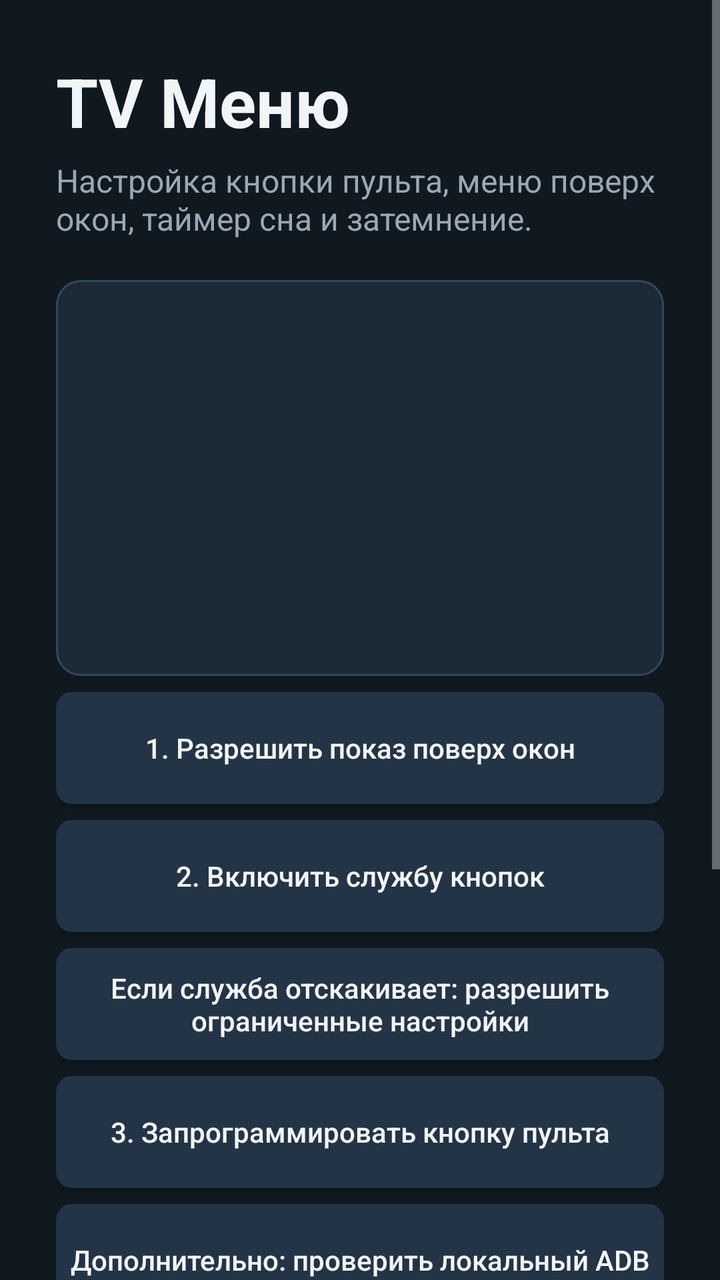
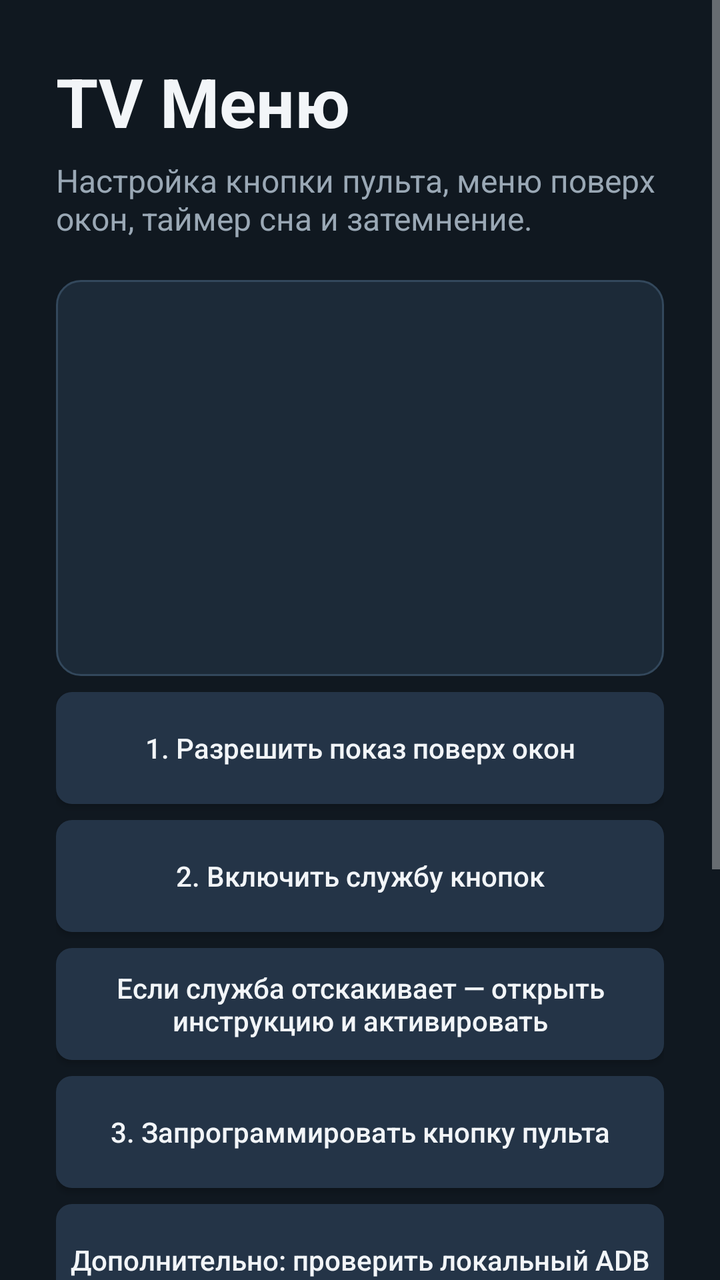

Before-and-after screenshots of an Android layout around one commit, followed by the original layout XML and the change that was made.
<!-- AndroidManifest.xml: application theme Theme.TvQuickMenu -->
<!-- res/layout/activity_main.xml -->
<?xml version="1.0" encoding="utf-8"?>

<ScrollView xmlns:android="http://schemas.android.com/apk/res/android"
    android:layout_width="match_parent"
    android:layout_height="match_parent"
    android:background="@color/bg"
    android:fillViewport="true">

    <LinearLayout
        android:layout_width="match_parent"
        android:layout_height="wrap_content"
        android:orientation="vertical"
        android:padding="28dp">

        <TextView
            android:layout_width="match_parent"
            android:layout_height="wrap_content"
            android:text="TV Меню"
            android:textColor="@color/text"
            android:textSize="34sp"
            android:textStyle="bold" />

        <TextView
            android:layout_width="match_parent"
            android:layout_height="wrap_content"
            android:layout_marginTop="6dp"
            android:text="Настройка кнопки пульта, меню поверх окон, таймер сна и затемнение."
            android:textColor="@color/muted"
            android:textSize="16sp" />

        <LinearLayout
            android:layout_width="match_parent"
            android:layout_height="wrap_content"
            android:layout_marginTop="20dp"
            android:background="@drawable/bg_panel"
            android:orientation="vertical"
            android:padding="16dp">

            <TextView
                android:id="@+id/statusOverlay"
                android:layout_width="match_parent"
                android:layout_height="wrap_content"
                android:textColor="@color/text"
                android:textSize="16sp" />

            <TextView
                android:id="@+id/statusAccessibility"
                android:layout_width="match_parent"
                android:layout_height="wrap_content"
                android:layout_marginTop="8dp"
                android:textColor="@color/text"
                android:textSize="16sp" />

            <TextView
                android:id="@+id/statusHotkey"
                android:layout_width="match_parent"
                android:layout_height="wrap_content"
                android:layout_marginTop="8dp"
                android:textColor="@color/text"
                android:textSize="16sp" />

            <TextView
                android:id="@+id/statusTimer"
                android:layout_width="match_parent"
                android:layout_height="wrap_content"
                android:layout_marginTop="8dp"
                android:textColor="@color/muted"
                android:textSize="15sp" />

            <TextView
                android:id="@+id/statusDim"
                android:layout_width="match_parent"
                android:layout_height="wrap_content"
                android:layout_marginTop="8dp"
                android:textColor="@color/muted"
                android:textSize="15sp" />

            <TextView
                android:id="@+id/statusAdb"
                android:layout_width="match_parent"
                android:layout_height="wrap_content"
                android:layout_marginTop="8dp"
                android:textColor="@color/text"
                android:textSize="15sp" />
        </LinearLayout>

        <TextView
            android:id="@+id/programHint"
            android:layout_width="match_parent"
            android:layout_height="wrap_content"
            android:layout_marginTop="16dp"
            android:textColor="@color/accent"
            android:textSize="18sp"
            android:visibility="gone" />

        <Button
            android:id="@+id/btnOverlayPermission"
            style="@style/TvButton"
            android:text="1. Разрешить показ поверх окон" />

        <Button
            android:id="@+id/btnAccessibility"
            style="@style/TvButton"
            android:text="2. Включить службу кнопок" />

        <Button
            android:id="@+id/btnRestrictedSettings"
            style="@style/TvButton"
            android:text="Если служба отскакивает: разрешить ограниченные настройки" />

        <Button
            android:id="@+id/btnProgramKey"
            style="@style/TvButton"
            android:text="3. Запрограммировать кнопку пульта" />

        <Button
            android:id="@+id/btnCheckAdb"
            style="@style/TvButton"
            android:text="Дополнительно: проверить локальный ADB" />

        <Button
            android:id="@+id/btnTestSleep"
            style="@style/TvButton"
            android:text="Проверить усыпление сейчас" />

        <Button
            android:id="@+id/btnClearKey"
            style="@style/TvButton"
            android:text="Сбросить кнопку" />

        <Button
            android:id="@+id/btnOpenMenu"
            style="@style/TvButton"
            android:text="Открыть меню сейчас" />

        <Button
            android:id="@+id/btnCancelSleep"
            style="@style/TvButton"
            android:text="Отменить таймер сна" />
    </LinearLayout>
</ScrollView>
<!-- resources referenced by this layout -->
<resources>
  <color name="accent">#FF3DA9FC</color>
  <color name="bg">#FF101820</color>
  <color name="muted">#FF9AA8B5</color>
  <color name="text">#FFF2F5F8</color>
  <!-- drawable bg_panel (drawable) -->
  <?xml version="1.0" encoding="utf-8"?>
  
  <shape xmlns:android="http://schemas.android.com/apk/res/android" android:shape="rectangle">
      <solid android:color="@color/panel" />
      <corners android:radius="12dp" />
      <stroke android:width="1dp" android:color="#FF33485C" />
  </shape>
  <style name="TvButton" parent="Widget.AppCompat.Button">
          <item name="android:layout_width">match_parent</item>
          <item name="android:layout_height">56dp</item>
          <item name="android:layout_marginTop">8dp</item>
          <item name="android:background">@drawable/bg_button</item>
          <item name="android:textColor">@color/text</item>
          <item name="android:textAllCaps">false</item>
          <item name="android:focusable">true</item>
          <item name="android:focusableInTouchMode">true</item>
      </style>
  <style name="Theme.TvQuickMenu" parent="Theme.AppCompat.NoActionBar">
          <item name="android:windowBackground">@color/bg</item>
          <item name="android:colorPrimary">@color/accent</item>
          <item name="android:textColorPrimary">@color/text</item>
          <item name="colorAccent">@color/accent</item>
      </style>
  <color name="panel">#FF1C2A38</color>
  <!-- drawable bg_button (drawable) -->
  <?xml version="1.0" encoding="utf-8"?>
  
  <selector xmlns:android="http://schemas.android.com/apk/res/android">
      <item android:state_focused="true">
          <shape android:shape="rectangle">
              <solid android:color="#FF2B4A66" />
              <stroke android:width="2dp" android:color="@color/accent" />
              <corners android:radius="8dp" />
          </shape>
      </item>
      <item>
          <shape android:shape="rectangle">
              <solid android:color="#FF243447" />
              <corners android:radius="8dp" />
          </shape>
      </item>
  </selector>
</resources>

<!-- the commit's change to res/layout/activity_main.xml (unified diff, before → after) -->
@@ -104,9 +104,9 @@
             android:text="2. Включить службу кнопок" />
 
         <Button
-            android:id="@+id/btnRestrictedSettings"
+            android:id="@+id/btnFixAccessibility"
             style="@style/TvButton"
-            android:text="Если служба отскакивает: разрешить ограниченные настройки" />
+            android:text="Если служба отскакивает — открыть инструкцию и активировать" />
 
         <Button
             android:id="@+id/btnProgramKey"
